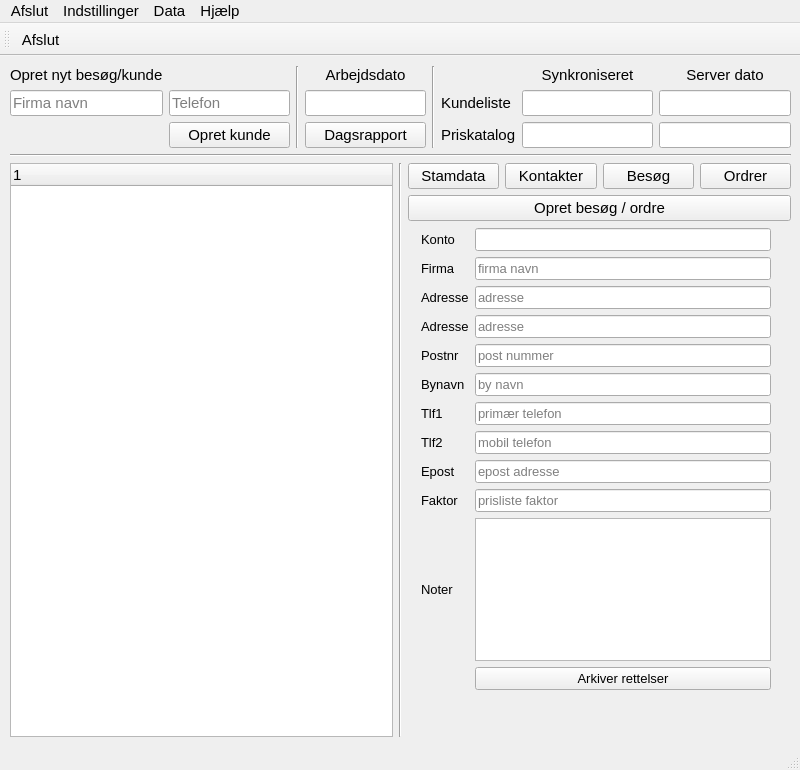
Above: buildtools/ui/main_window.ui from fhdk/eordre2 before the change. Below: the same form after it.
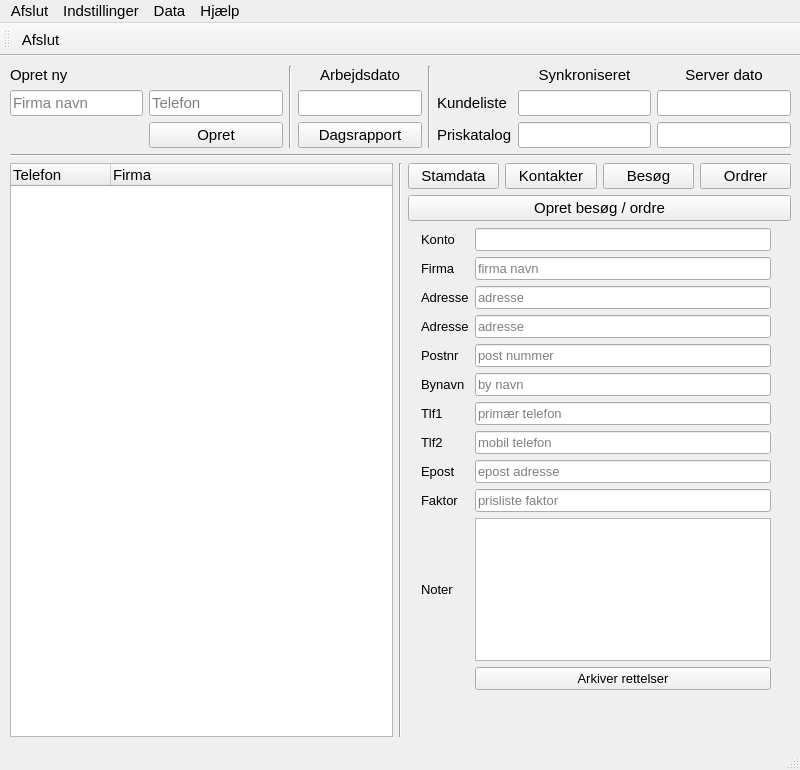
That is the form after the change.

What changed in the file:
```diff
--- a/buildtools/ui/main_window.ui
+++ b/buildtools/ui/main_window.ui
@@ -77,14 +77,14 @@
          <item row="2" column="1">
           <widget class="QPushButton" name="buttonCreateCustomer">
            <property name="text">
-            <string>Opret kunde</string>
+            <string>Opret</string>
            </property>
           </widget>
          </item>
          <item row="0" column="0">
           <widget class="QLabel" name="label">
            <property name="text">
-            <string>Opret nyt besøg/kunde</string>
+            <string>Opret ny</string>
            </property>
           </widget>
          </item>
@@ -258,7 +258,12 @@
          </property>
          <column>
           <property name="text">
-           <string notr="true">1</string>
+           <string notr="true">Telefon</string>
+          </property>
+         </column>
+         <column>
+          <property name="text">
+           <string>Firma</string>
           </property>
          </column>
         </widget>
```
Left out of the diff: 32 changed lines with no effect on the pictures.
